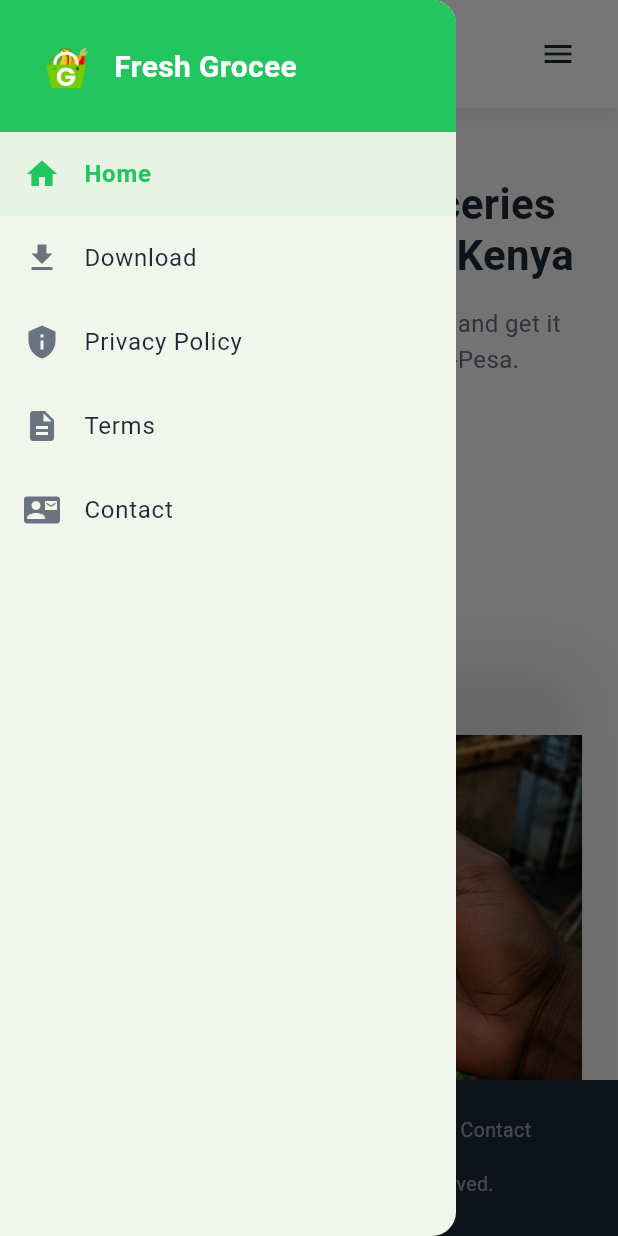
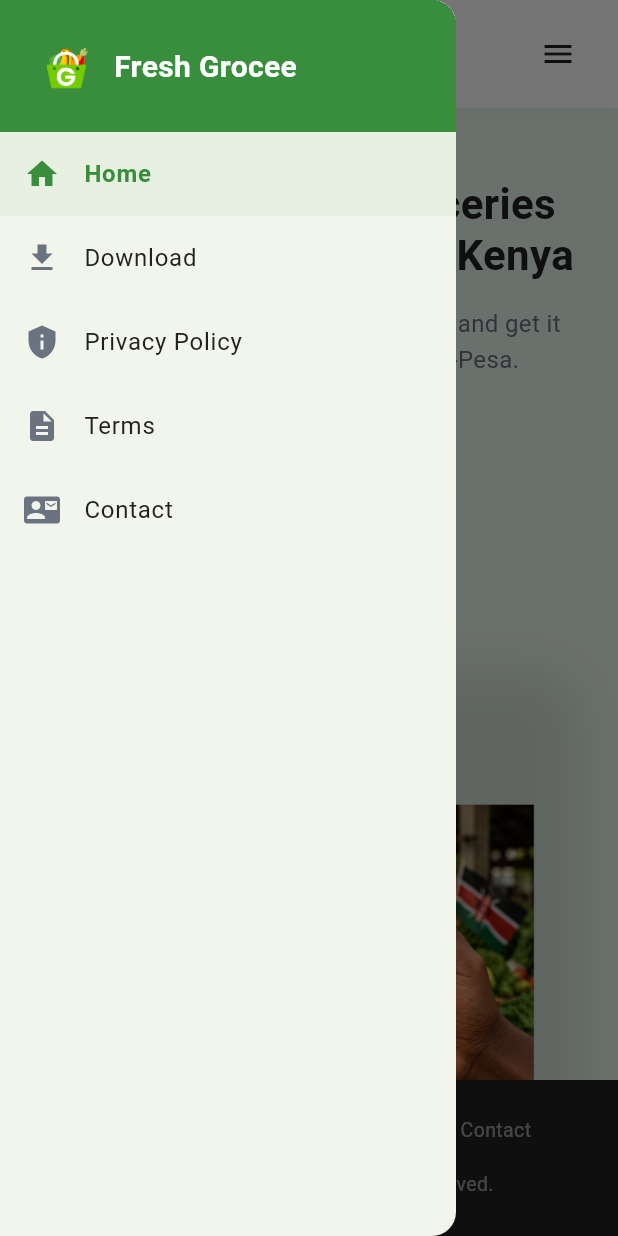
Before and after one commit to gatwiri124/grocery_market_web, a Flutter app: the screen it shows after launch, after a tap on the "menu" icon, on a phone screen of 412 x 824 dp. Run offline on Flutter 3.47's test engine with Material 3 defaults, Android fonts, the phone set to English and light mode, and no system bars; our stand-ins replace go_router, google_fonts, responsive_framework; Roboto replaces fonts that are missing (Poppins).

Commit message:
Update theme with Google Fonts, responsive framework, new problem/solution sections, fix promo image bug

```diff
--- a/assets/config/app_config.json
+++ b/assets/config/app_config.json
@@ -1,6 +1,9 @@
 {
   "logo": "assets/images/logo.png",
-  "heroPromo": "assets/images/promo1.png",
+  "heroPromo": "assets/images/promo.png",
+  "problem": "assets/images/problem.png",
+  "solution1": "assets/images/solution1.png",
+  "solution2": "assets/images/solution2.png",
   "screenshots": [
     "assets/images/Screen1.png",
     "assets/images/Screen2.png",
--- a/lib/main.dart
+++ b/lib/main.dart
@@ -1,4 +1,5 @@
 import 'package:flutter/material.dart';
+import 'package:responsive_framework/responsive_framework.dart';
 import 'theme/app_theme.dart';
 import 'router/app_router.dart';
 import 'services/app_config.dart';
@@ -19,6 +20,14 @@ class MyApp extends StatelessWidget {
       theme: AppTheme.theme,
       routerConfig: appRouter,
       debugShowCheckedModeBanner: false,
+      builder: (context, child) => ResponsiveBreakpoints.builder(
+        child: child!,
+        breakpoints: [
+          const Breakpoint(start: 320, end: 480, name: MOBILE),
+          const Breakpoint(start: 481, end: 768, name: TABLET),
+          const Breakpoint(start: 769, end: 1200, name: DESKTOP),
+        ],
+      ),
     );
   }
 }
--- a/lib/pages/home_page.dart
+++ b/lib/pages/home_page.dart
@@ -19,7 +19,9 @@ class HomePage extends StatelessWidget {
             const SizedBox(height: 48),
             const _TrustStrip(),
             const SizedBox(height: 64),
-            const _WhatIsSection(),
+            const _ProblemSection(),
+            const SizedBox(height: 64),
+            const _SolutionSection(),
             const SizedBox(height: 64),
             const _HowItWorksSection(),
             const SizedBox(height: 64),
@@ -78,7 +80,7 @@ class _HeroContent extends StatelessWidget {
         Text(
           'Fresh Grocee — Groceries delivered fast across Kenya',
           style: TextStyle(
-            fontSize: isMobile ? 28 : 40,
+            fontSize: isMobile ? 28 : 48,
             fontWeight: FontWeight.bold,
             color: AppTheme.darkText,
             height: 1.2,
@@ -179,7 +181,7 @@ class _HeroImage extends StatelessWidget {
       onTap: () => _showFullScreenImage(context, AppConfig.instance.heroPromo),
       child: Container(
         decoration: BoxDecoration(
-          borderRadius: BorderRadius.circular(24),
+          borderRadius: BorderRadius.circular(32),
           boxShadow: [
             BoxShadow(
               color: Colors.black.withValues(alpha: 0.1),
@@ -189,7 +191,7 @@ class _HeroImage extends StatelessWidget {
           ],
         ),
         child: ClipRRect(
-          borderRadius: BorderRadius.circular(24),
+          borderRadius: BorderRadius.circular(32),
           child: Image.asset(
             AppConfig.instance.heroPromo,
             width: double.infinity,
@@ -201,7 +203,7 @@ class _HeroImage extends StatelessWidget {
                 height: 350,
                 decoration: BoxDecoration(
                   color: AppTheme.white,
-                  borderRadius: BorderRadius.circular(24),
+                  borderRadius: BorderRadius.circular(32),
                 ),
                 child: Image.asset(
                   AppConfig.instance.logo,
@@ -319,23 +321,48 @@ class _TrustItem extends StatelessWidget {
   }
 }
 
-class _WhatIsSection extends StatelessWidget {
-  const _WhatIsSection();
+class _ProblemSection extends StatelessWidget {
+  const _ProblemSection();
 
   @override
   Widget build(BuildContext context) {
+    final screenWidth = MediaQuery.of(context).size.width;
+    final isMobile = screenWidth < 768;
+
     return Column(
       children: [
-        const Text(
-          'What is Fresh Grocee?',
+        Text(
+          'The Problem',
           style: TextStyle(
-            fontSize: 28,
+            fontSize: 32,
             fontWeight: FontWeight.bold,
             color: AppTheme.darkText,
           ),
         ),
-        const SizedBox(height: 20),
-        Container(
+        const SizedBox(height: 24),
+        if (isMobile)
+          Column(
+            children: [
+              _buildDescription(),
+              const SizedBox(height: 24),
+              _buildProblemImage(),
+            ],
+          )
+        else
+          Row(
+            crossAxisAlignment: CrossAxisAlignment.center,
+            children: [
+              Expanded(child: _buildDescription()),
+              const SizedBox(width: 48),
+              Expanded(child: _buildProblemImage()),
+            ],
+          ),
+      ],
+    );
+  }
+
+  Widget _buildDescription() {
+    return Container(
       padding: const EdgeInsets.all(28),
       decoration: BoxDecoration(
         color: AppTheme.white,
@@ -351,41 +378,129 @@ class _WhatIsSection extends StatelessWidget {
       child: const Column(
         crossAxisAlignment: CrossAxisAlignment.start,
         children: [
-              _SectionTitle(title: 'The Problem', color: Colors.orange),
-              SizedBox(height: 8),
           Text(
             'Long queues at the market, unreliable delivery times, and difficulty finding fresh produce when you need it. Traditional grocery shopping takes valuable time out of your busy day.',
-                style: TextStyle(fontSize: 16, color: AppTheme.lightText, height: 1.6),
-              ),
-              SizedBox(height: 20),
-              _SectionTitle(title: 'The Solution', color: AppTheme.primaryGreen),
-              SizedBox(height: 8),
-              Text(
-                'Fresh Grocee is a fast, digital grocery marketplace connecting you with verified local vendors. Browse fresh produce, compare prices, and order in seconds — delivery comes to your doorstep within hours.',
-                style: TextStyle(fontSize: 16, color: AppTheme.lightText, height: 1.6),
+            style: TextStyle(fontSize: 16, color: AppTheme.darkText, height: 1.6),
           ),
         ],
       ),
+    );
+  }
+
+  Widget _buildProblemImage() {
+    return ClipRRect(
+      borderRadius: BorderRadius.circular(20),
+      child: Image.asset(
+        AppConfig.instance.problem,
+        width: double.infinity,
+        height: 300,
+        fit: BoxFit.cover,
+        errorBuilder: (context, error, stackTrace) {
+          return Container(
+            width: double.infinity,
+            height: 300,
+            decoration: BoxDecoration(
+              color: AppTheme.lightGreen.withValues(alpha: 0.3),
+              borderRadius: BorderRadius.circular(20),
+            ),
+            child: const Center(
+              child: Icon(Icons.error_outline, size: 60, color: Colors.white54),
+            ),
+          );
+        },
+      ),
+    );
+  }
+}
+
+class _SolutionSection extends StatelessWidget {
+  const _SolutionSection();
+
+  @override
+  Widget build(BuildContext context) {
+    final screenWidth = MediaQuery.of(context).size.width;
+    final isMobile = screenWidth < 768;
+
+    return Column(
+      children: [
+        Text(
+          'The Solution',
+          style: TextStyle(
+            fontSize: 32,
+            fontWeight: FontWeight.bold,
+            color: AppTheme.darkText,
+          ),
+        ),
+        const SizedBox(height: 24),
+        if (isMobile)
+          Column(
+            children: [
+              _buildSolutionCard(AppConfig.instance.solution1, 'For Vendors & Sellers'),
+              const SizedBox(height: 16),
+              _buildSolutionCard(AppConfig.instance.solution2, 'For Buyers'),
+            ],
+          )
+        else
+          Row(
+            crossAxisAlignment: CrossAxisAlignment.start,
+            children: [
+              Expanded(child: _buildSolutionCard(AppConfig.instance.solution1, 'For Vendors & Sellers')),
+              const SizedBox(width: 24),
+              Expanded(child: _buildSolutionCard(AppConfig.instance.solution2, 'For Buyers')),
+            ],
           ),
       ],
     );
   }
-}
 
-class _SectionTitle extends StatelessWidget {
-  final String title;
-  final Color color;
-
-  const _SectionTitle({required this.title, required this.color});
-
-  @override
-  Widget build(BuildContext context) {
-    return Text(
-      title,
-      style: TextStyle(
-        fontSize: 18,
-        fontWeight: FontWeight.bold,
-        color: color,
+  Widget _buildSolutionCard(String imagePath, String label) {
+    return Container(
+      decoration: BoxDecoration(
+        borderRadius: BorderRadius.circular(20),
+        boxShadow: [
+          BoxShadow(
+            color: Colors.black.withValues(alpha: 0.08),
+            blurRadius: 20,
+            offset: const Offset(0, 4),
+          ),
+        ],
+      ),
+      child: Column(
+        crossAxisAlignment: CrossAxisAlignment.stretch,
+        children: [
+          ClipRRect(
+            borderRadius: BorderRadius.circular(20),
+            child: Image.asset(
+              imagePath,
+              width: double.infinity,
+              height: 280,
+              fit: BoxFit.cover,
+              errorBuilder: (context, error, stackTrace) {
+                return Container(
+                  width: double.infinity,
+                  height: 280,
+                  decoration: BoxDecoration(
+                    color: AppTheme.lightGreen.withValues(alpha: 0.3),
+                    borderRadius: BorderRadius.circular(20),
+                  ),
+                  child: const Center(
+                    child: Icon(Icons.image, size: 60, color: Colors.white54),
+                  ),
+                );
+              },
+            ),
+          ),
+          const SizedBox(height: 12),
+          Text(
+            label,
+            textAlign: TextAlign.center,
+            style: const TextStyle(
+              fontSize: 16,
+              fontWeight: FontWeight.w600,
+              color: AppTheme.darkText,
+            ),
+          ),
+        ],
       ),
     );
   }
@@ -401,10 +516,10 @@ class _HowItWorksSection extends StatelessWidget {
 
     return Column(
       children: [
-        const Text(
+        Text(
           'How It Works',
           style: TextStyle(
-            fontSize: 28,
+            fontSize: 32,
             fontWeight: FontWeight.bold,
             color: AppTheme.darkText,
           ),
@@ -517,10 +632,10 @@ class _FeatureHighlights extends StatelessWidget {
 
     return Column(
       children: [
-        const Text(
+        Text(
           'Why Choose Fresh Grocee?',
           style: TextStyle(
-            fontSize: 28,
+            fontSize: 32,
             fontWeight: FontWeight.bold,
             color: AppTheme.darkText,
           ),
@@ -609,10 +724,10 @@ class _AppPreviewSection extends StatelessWidget {
 
     return Column(
       children: [
-        const Text(
+        Text(
           'App Preview',
           style: TextStyle(
-            fontSize: 28,
+            fontSize: 32,
             fontWeight: FontWeight.bold,
             color: AppTheme.darkText,
           ),
@@ -723,7 +838,7 @@ class _FinalCTASection extends StatelessWidget {
             ),
             textAlign: TextAlign.center,
           ),
-          SizedBox(height: 16),
+          const SizedBox(height: 16),
           Text(
             'Download Fresh Grocee and get fresh groceries delivered to your door',
             style: TextStyle(
@@ -732,7 +847,7 @@ class _FinalCTASection extends StatelessWidget {
             ),
             textAlign: TextAlign.center,
           ),
-          SizedBox(height: 32),
+          const SizedBox(height: 32),
           Wrap(
             spacing: 16,
             runSpacing: 12,
--- a/lib/services/app_config.dart
+++ b/lib/services/app_config.dart
@@ -20,6 +20,10 @@ class AppConfig {
           .toList() ??
       [];
 
+  String get problem => _data?['problem'] as String? ?? 'assets/images/problem.png';
+  String get solution1 => _data?['solution1'] as String? ?? 'assets/images/solution1.png';
+  String get solution2 => _data?['solution2'] as String? ?? 'assets/images/solution2.png';
+
   String get googlePlayUrl => _data?['downloads']?['googlePlay'] as String? ?? '';
   String get apkUrl => _resolveUrl(_data?['downloads']?['apk'] as String? ?? '');
   String get appStoreUrl => _data?['downloads']?['appStore'] as String? ?? '';
--- a/lib/shared/main_layout.dart
+++ b/lib/shared/main_layout.dart
@@ -22,7 +22,7 @@ class MainLayout extends StatelessWidget {
           Expanded(
             child: Center(
               child: ConstrainedBox(
-                constraints: const BoxConstraints(maxWidth: 900),
+                constraints: const BoxConstraints(maxWidth: 1000),
                 child: child,
               ),
             ),
--- a/lib/theme/app_theme.dart
+++ b/lib/theme/app_theme.dart
@@ -1,19 +1,23 @@
 import 'package:flutter/material.dart';
+import 'package:google_fonts/google_fonts.dart';
 
 class AppTheme {
-  static const Color primaryGreen = Color(0xFF22C55E);
-  static const Color darkGreen = Color(0xFF16A34A);
-  static const Color lightGreen = Color(0xFF86EFAC);
+  static const Color primaryGreen = Color(0xFF388E3C);
+  static const Color darkGreen = Color(0xFF2E7D32);
+  static const Color lightGreen = Color(0xFFC8E6C9);
   static const Color accentGreen = Color(0xFF4ADE80);
-  static const Color darkText = Color(0xFF1F2937);
+  static const Color accentOrange = Color(0xFFF97316);
+  static const Color darkText = Color(0xFF212121);
   static const Color lightText = Color(0xFF6B7280);
-  static const Color background = Color(0xFFFAFAFA);
-  static const Color secondaryGreen = Color(0xFF86EFAC);
-  static const Color accentOrange = Color(0xFFF97316);
+  static const Color background = Color(0xFFE8F5E9);
   static const Color white = Color(0xFFFFFFFF);
+  static const Color secondaryGreen = Color(0xFFC8E6C9);
   static const Color cardBg = Color(0xFFFFFFFF);
 
   static ThemeData get theme {
+    final robotoSlab = GoogleFonts.robotoSlabTextTheme();
+    final roboto = GoogleFonts.robotoTextTheme();
+
     return ThemeData(
       useMaterial3: true,
       colorScheme: ColorScheme.fromSeed(
@@ -24,59 +28,54 @@ class AppTheme {
         onSurface: darkText,
       ),
       scaffoldBackgroundColor: background,
-      fontFamily: 'Poppins',
-      appBarTheme: const AppBarTheme(
-        backgroundColor: white,
-        foregroundColor: darkText,
-        elevation: 0,
-        centerTitle: true,
-      ),
-      textTheme: const TextTheme(
-        displayLarge: TextStyle(
-          fontSize: 56,
+      textTheme: GoogleFonts.robotoTextTheme(
+        TextTheme(
+          displayLarge: robotoSlab.displayLarge?.copyWith(
+            fontSize: 48,
             fontWeight: FontWeight.bold,
             color: darkText,
             height: 1.2,
           ),
-        displayMedium: TextStyle(
+          displayMedium: robotoSlab.displayMedium?.copyWith(
             fontSize: 40,
             fontWeight: FontWeight.bold,
             color: darkText,
             height: 1.2,
           ),
-        headlineLarge: TextStyle(
+          headlineLarge: robotoSlab.headlineLarge?.copyWith(
             fontSize: 32,
             fontWeight: FontWeight.bold,
             color: darkText,
           ),
-        headlineMedium: TextStyle(
+          headlineMedium: robotoSlab.headlineMedium?.copyWith(
             fontSize: 24,
             fontWeight: FontWeight.w600,
             color: darkText,
           ),
-        titleLarge: TextStyle(
+          titleLarge: roboto.titleLarge?.copyWith(
             fontSize: 20,
             fontWeight: FontWeight.w600,
             color: darkText,
           ),
-        titleMedium: TextStyle(
+          titleMedium: roboto.titleMedium?.copyWith(
             fontSize: 18,
             fontWeight: FontWeight.w500,
             color: darkText,
           ),
-        bodyLarge: TextStyle(
-          fontSize: 18,
-          color: lightText,
+          bodyLarge: roboto.bodyLarge?.copyWith(
+            fontSize: 16,
+            color: darkText,
             height: 1.6,
           ),
-        bodyMedium: TextStyle(
+          bodyMedium: roboto.bodyMedium?.copyWith(
             fontSize: 16,
-          color: lightText,
+            color: darkText,
             height: 1.5,
           ),
-        bodySmall: TextStyle(
+          bodySmall: roboto.bodySmall?.copyWith(
             fontSize: 14,
-          color: lightText,
+            color: darkText,
+          ),
         ),
       ),
       elevatedButtonTheme: ElevatedButtonThemeData(
@@ -87,7 +86,7 @@ class AppTheme {
           shape: RoundedRectangleBorder(
             borderRadius: BorderRadius.circular(12),
           ),
-          textStyle: const TextStyle(
+          textStyle: GoogleFonts.roboto(
             fontSize: 16,
             fontWeight: FontWeight.w600,
           ),
@@ -101,7 +100,7 @@ class AppTheme {
           shape: RoundedRectangleBorder(
             borderRadius: BorderRadius.circular(12),
           ),
-          textStyle: const TextStyle(
+          textStyle: GoogleFonts.roboto(
             fontSize: 16,
             fontWeight: FontWeight.w600,
           ),
--- a/pubspec.yaml
+++ b/pubspec.yaml
@@ -36,6 +36,8 @@ dependencies:
   cupertino_icons: ^1.0.8
   go_router: ^14.6.3
   url_launcher: ^6.3.1
+  google_fonts: ^6.2.1
+  responsive_framework: ^1.5.1
 
 dev_dependencies:
   flutter_test:
```
Also changed, not shown: assets/images/problem.png (added), assets/images/promo.png (added), assets/images/promo1.png (deleted), assets/images/solution1.png (added), assets/images/solution2.png (added), pubspec.lock. Lines whose indentation alone changed are shown as unchanged.
